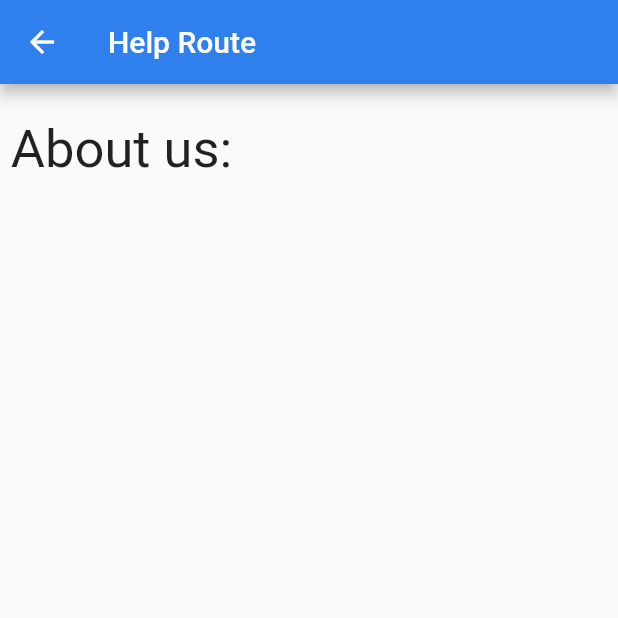
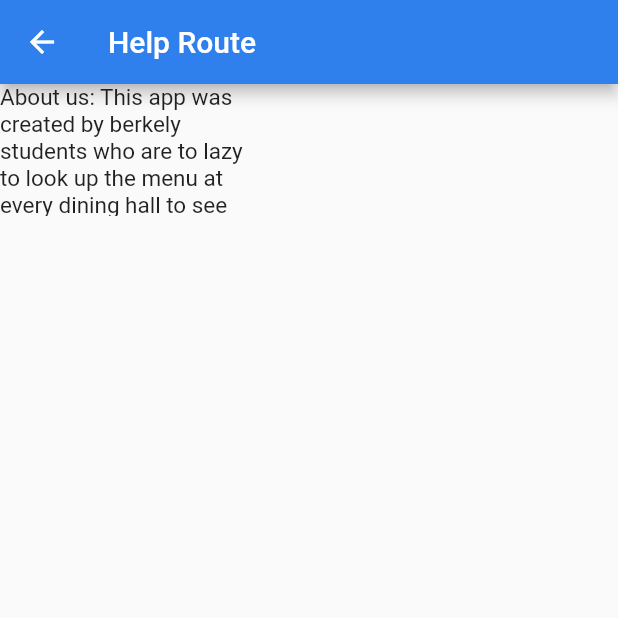
Before and after one commit to ranashreyas/FoodGrind, a Flutter app: the HelpRoute screen opened by its route, on a phone screen of 412 x 824 dp, the top half of it. Run offline on Flutter 3.47's test engine with Material 2 defaults, Android fonts, the light colour scheme and no system bars.

Commit message:
Merged local and remote branches.

```diff
--- a/lib/main.dart
+++ b/lib/main.dart
@@ -213,7 +213,8 @@ class ReviewRoute extends StatelessWidget {
 class HelpRoute extends StatelessWidget {
   const HelpRoute({Key? key}) : super(key: key);
 
-  Null get data => null;
+  // ignore: avoid_returning_null_for_void
+  void get data => null;
 
   @override
   Widget build(BuildContext context) {
@@ -223,20 +224,25 @@ class HelpRoute extends StatelessWidget {
           backgroundColor: const Color(0xFF2F80EC),
         ),
         body: Center(
-          child: Container(
-              margin: const EdgeInsets.only(left: 0, top: 0, right: 250, bottom: 680),
-              child: const Text('About us:', style: TextStyle(fontSize: 35))),
-          // Column(
-          //   children: const [
-          //     Text('Fuck off')
-          //   ]
+            child: Container(
+                margin: const EdgeInsets.only(
+                    left: 0, top: 0, right: 250, bottom: 680),
+                child: const Text(
+                    'About us: This app was created by berkely students who are to lazy to look up the menu at every dining hall to see whats not shit. It was created by Nihal Boina, Jameson Crate, and Jorge-Luis Gonzalez)',
+                    style: TextStyle(fontSize: 15)))
+            //   Column(
+            //     children:
+            //       const [
+            //       Text('Fuck off')
+            //     ]
 
-          //key: Text('This app was created by berkely students who are to lazy to look up the menu at every dining hall to see whats not shit. It was created by Nihal Boina, Jameson Crate, and Jorge-Luis Gonzalez')
-        ));
+            //   key: Text('This app was created by berkely students who are to lazy to look up the menu at every dining hall to see whats not shit. It was created by Nihal Boina, Jameson Crate, and Jorge-Luis Gonzalez')
+            // ));
 
-    //style: const TextStyle(fontSize: buttonFontSize),
+            //style: const TextStyle(fontSize: buttonFontSize),
+            ));
   }
-}
+  }
 
 class Food {
   late String name, image;
```
